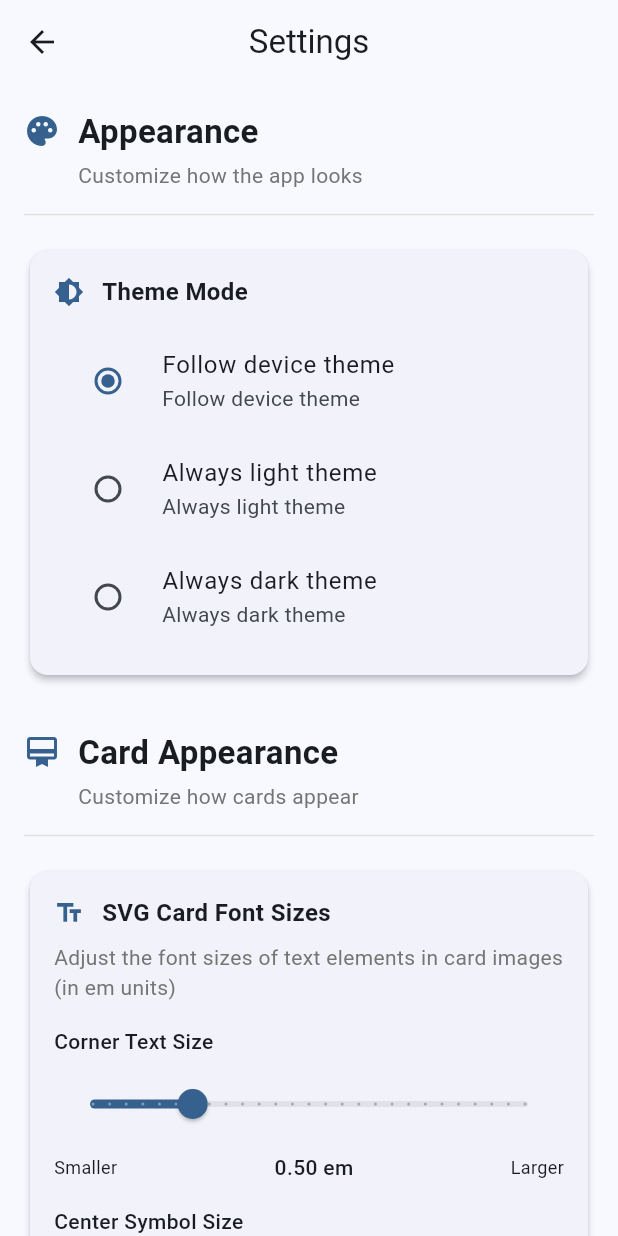
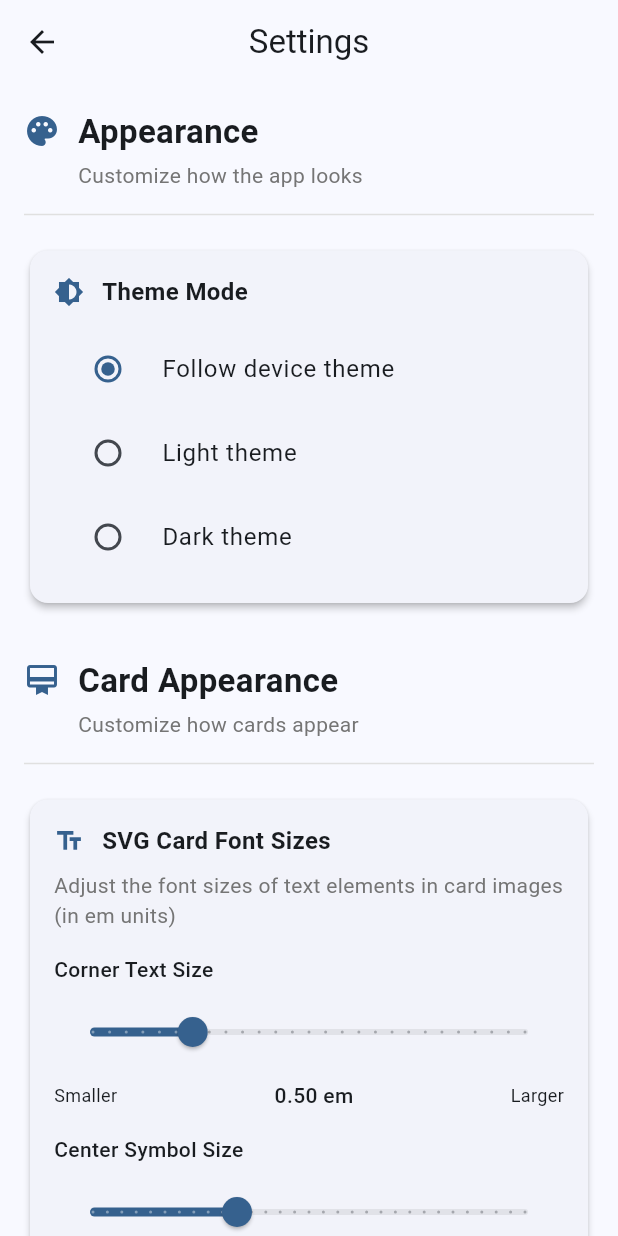
Before and after one commit to Soyadrul/DeckDash, a Flutter app: the SettingsScreen screen opened directly, on a phone screen of 412 x 824 dp. Run offline on Flutter 3.47's test engine with Material 3 defaults, Android fonts, the phone set to English and light mode, and no system bars; our stand-ins replace flutter_svg, package_info_plus, shared_preferences; accounts and stored records are empty.

Commit message:
chore: Removed Settings page subtitles for

```diff
--- a/lib/l10n/app_localizations.dart
+++ b/lib/l10n/app_localizations.dart
@@ -26,8 +26,8 @@ class AppLocalizations {
       // Theme
       'theme_mode': 'Theme Mode',
       'system_theme': 'Follow device theme',
-      'light_theme': 'Always light theme',
-      'dark_theme': 'Always dark theme',
+      'light_theme': 'Light theme',
+      'dark_theme': 'Dark theme',
 
       // Timer
       'memorization_timer': 'Memorization Timer',
@@ -180,8 +180,8 @@ class AppLocalizations {
       // Theme
       'theme_mode': 'Modalità Tema',
       'system_theme': 'Segui il tema del dispositivo',
-      'light_theme': 'Tema chiaro sempre',
-      'dark_theme': 'Tema scuro sempre',
+      'light_theme': 'Tema chiaro',
+      'dark_theme': 'Tema scuro',
 
       // Timer
       'memorization_timer': 'Timer di Memorizzazione',
--- a/lib/screens/settings_screen.dart
+++ b/lib/screens/settings_screen.dart
@@ -353,7 +353,6 @@ class _SettingsScreenState extends State<SettingsScreen> {
 
             RadioListTile<ThemeMode>(
               title: Text(t('system_theme')),
-              subtitle: Text(t('system_theme')),
               value: ThemeMode.system,
               groupValue: _selectedThemeMode,
               onChanged: (value) => value != null ? _updateThemeMode(value) : null,
@@ -361,7 +360,6 @@ class _SettingsScreenState extends State<SettingsScreen> {
 
             RadioListTile<ThemeMode>(
               title: Text(t('light_theme')),
-              subtitle: Text(t('light_theme')),
               value: ThemeMode.light,
               groupValue: _selectedThemeMode,
               onChanged: (value) => value != null ? _updateThemeMode(value) : null,
@@ -369,7 +367,6 @@ class _SettingsScreenState extends State<SettingsScreen> {
 
             RadioListTile<ThemeMode>(
               title: Text(t('dark_theme')),
-              subtitle: Text(t('dark_theme')),
               value: ThemeMode.dark,
               groupValue: _selectedThemeMode,
               onChanged: (value) => value != null ? _updateThemeMode(value) : null,
```
